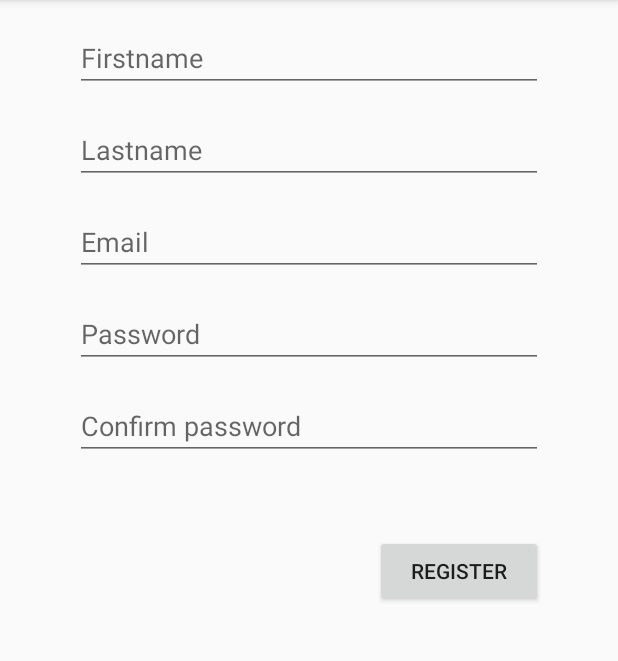
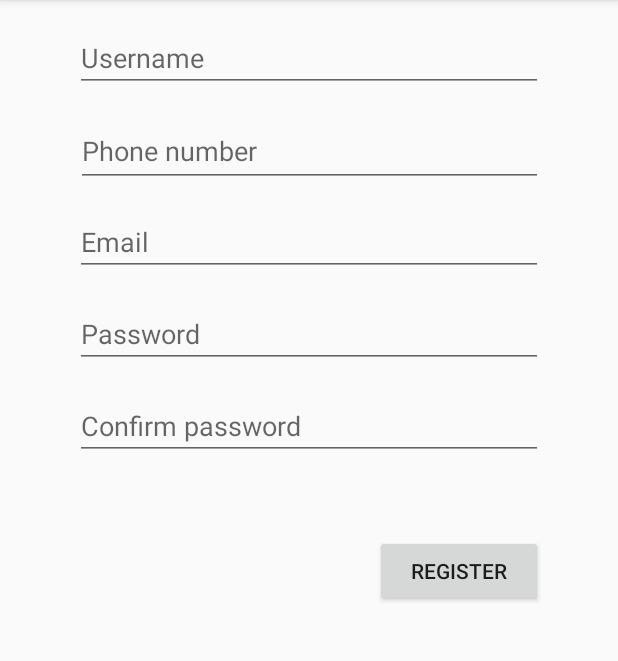
Before and after one commit to Alex-887/Hackaton_PlayGroup, an Android app: the LoginActivity screen opened directly, with no data from a screen before it, after a tap on "REGISTER", on a phone screen of 412 x 824 dp, the part 84-745 px from its top. Run offline under Robolectric (Android 15) with nearby library versions, the phone set to English and light mode, and no system bars.

Commit message:
UI + start of register code

```diff
--- a/app/build.gradle
+++ b/app/build.gradle
@@ -20,6 +20,10 @@ android {
             proguardFiles getDefaultProguardFile('proguard-android-optimize.txt'), 'proguard-rules.pro'
         }
     }
+    compileOptions {
+        sourceCompatibility = 1.8
+        targetCompatibility = 1.8
+    }
 
 }
 
--- a/app/src/main/java/com/example/hackathon_playgroupapp/ui/register/RegisterFragment.java
+++ b/app/src/main/java/com/example/hackathon_playgroupapp/ui/register/RegisterFragment.java
@@ -1,9 +1,7 @@
 package com.example.hackathon_playgroupapp.ui.register;
 
-import androidx.fragment.app.FragmentTransaction;
 import androidx.lifecycle.ViewModelProviders;
 
-import android.content.Intent;
 import android.os.Bundle;
 
 import androidx.annotation.NonNull;
@@ -13,8 +11,8 @@ import androidx.fragment.app.Fragment;
 import android.view.LayoutInflater;
 import android.view.View;
 import android.view.ViewGroup;
+import android.widget.EditText;
 
-import com.example.hackathon_playgroupapp.LoginActivity;
 import com.example.hackathon_playgroupapp.R;
 
 public class RegisterFragment extends Fragment {
@@ -33,7 +31,6 @@ public class RegisterFragment extends Fragment {
             container.removeAllViews();
         }
 
-
         return inflater.inflate(R.layout.register_fragment, container, false);
 
 
@@ -45,9 +42,31 @@ public class RegisterFragment extends Fragment {
         super.onActivityCreated(savedInstanceState);
         mViewModel = ViewModelProviders.of(this).get(RegisterViewModel.class);
         // TODO: Use the ViewModel
-    }
+
+
+        //Get the text of the EditText
+        EditText username = getView().findViewById(R.id.username);
+        EditText phoneNumber = getView().findViewById(R.id.phonenumber);
+        EditText email = getView().findViewById(R.id.email);
+        EditText password = getView().findViewById(R.id.password);
+
+
+        //Set a client object and set all his variables with the Edittext
 
 
 
 
+
+
+    }
+
+    //Give as parameter a client object
+    public void register(){
+
+
+
+
+    }
+
+
 }
--- a/app/src/main/res/layout/register_fragment.xml
+++ b/app/src/main/res/layout/register_fragment.xml
@@ -8,50 +8,35 @@
     android:id="@+id/register_fragment">
 
     <EditText
-        android:id="@+id/first_name"
+        android:id="@+id/username"
         android:layout_width="0dp"
         android:layout_height="wrap_content"
         android:layout_marginStart="50dp"
         android:layout_marginTop="16dp"
         android:layout_marginEnd="50dp"
+        android:autofillHints=""
         android:ems="10"
-        android:hint="@string/first_name"
+        android:hint="@string/username"
         android:inputType="textPersonName"
         app:layout_constraintEnd_toEndOf="parent"
         app:layout_constraintHorizontal_bias="1.0"
         app:layout_constraintStart_toStartOf="parent"
-        app:layout_constraintTop_toTopOf="parent"
-        android:autofillHints="" />
-
-    <EditText
-        android:id="@+id/last_name"
-        android:layout_width="0dp"
-        android:layout_height="wrap_content"
-        android:layout_marginStart="50dp"
-        android:layout_marginTop="16dp"
-        android:layout_marginEnd="50dp"
-        android:ems="10"
-        android:hint="@string/last_name"
-        android:inputType="textPersonName"
-        app:layout_constraintEnd_toEndOf="parent"
-        app:layout_constraintStart_toStartOf="parent"
-        app:layout_constraintTop_toBottomOf="@+id/first_name"
-        android:autofillHints="" />
+        app:layout_constraintTop_toTopOf="parent" />
 
     <EditText
         android:id="@+id/email"
         android:layout_width="0dp"
         android:layout_height="wrap_content"
         android:layout_marginStart="50dp"
-        android:layout_marginTop="16dp"
+        android:layout_marginTop="14dp"
         android:layout_marginEnd="50dp"
+        android:autofillHints=""
         android:ems="10"
         android:hint="@string/email"
         android:inputType="textEmailAddress"
         app:layout_constraintEnd_toEndOf="parent"
         app:layout_constraintStart_toStartOf="parent"
-        app:layout_constraintTop_toBottomOf="@+id/last_name"
-        android:autofillHints="" />
+        app:layout_constraintTop_toBottomOf="@+id/phonenumber" />
 
     <EditText
         android:id="@+id/register_password"
@@ -98,5 +83,17 @@
         app:layout_constraintStart_toStartOf="parent"
         app:layout_constraintTop_toBottomOf="@+id/confirm_password" />
 
+    <EditText
+        android:id="@+id/phonenumber"
+        android:layout_width="311dp"
+        android:layout_height="47dp"
+        android:layout_marginTop="16dp"
+        android:ems="10"
+        android:hint="@string/phone_number"
+        android:inputType="phone"
+        app:layout_constraintEnd_toEndOf="parent"
+        app:layout_constraintStart_toStartOf="parent"
+        app:layout_constraintTop_toBottomOf="@+id/username" />
+
 
 </androidx.constraintlayout.widget.ConstraintLayout>
--- a/app/src/main/res/layout/welcomescreen_activity.xml
+++ b/app/src/main/res/layout/welcomescreen_activity.xml
@@ -7,6 +7,7 @@
     android:paddingLeft="16dp"
     android:paddingRight="16dp"
     android:paddingTop="16dp"
+    android:background="#ffc1c0"
     tools:context=".WelcomeScreen">
 
 
--- a/app/src/main/res/values/strings.xml
+++ b/app/src/main/res/values/strings.xml
@@ -10,12 +10,14 @@
     <string name="login">Login</string>
     <string name="register">Register</string>
     <string name="email">Email</string>
-    <string name="first_name">Firstname</string>
-    <string name="last_name">Lastname</string>
+    <string name="username">Username</string>
+    <string name="phone_number">Phone number</string>
     <string name="confirm_pwd">Confirm password</string>
     <string name="hello_first_fragment">Hello first fragment</string>
     <string name="hello_second_fragment">Hello second fragment. Arg: %1$s</string>
     <string name="welcomeText">Welcome !</string>
     <string name="empty">Field empty</string>
     <string name="friends">My Friends</string>
+    <string name="aboutTheApp">About the app</string>
+    <string name="logout">Logout</string>
 </resources>
```
Also changed, not shown: app/src/main/java/com/example/hackathon_playgroupapp/LoginActivity.java (+2 -15 lines), app/src/main/java/com/example/hackathon_playgroupapp/ui/login/LoginFragment.java (+18 -1 lines), app/src/main/res/menu/mainactivity_drawer.xml (+11 -2 lines).
